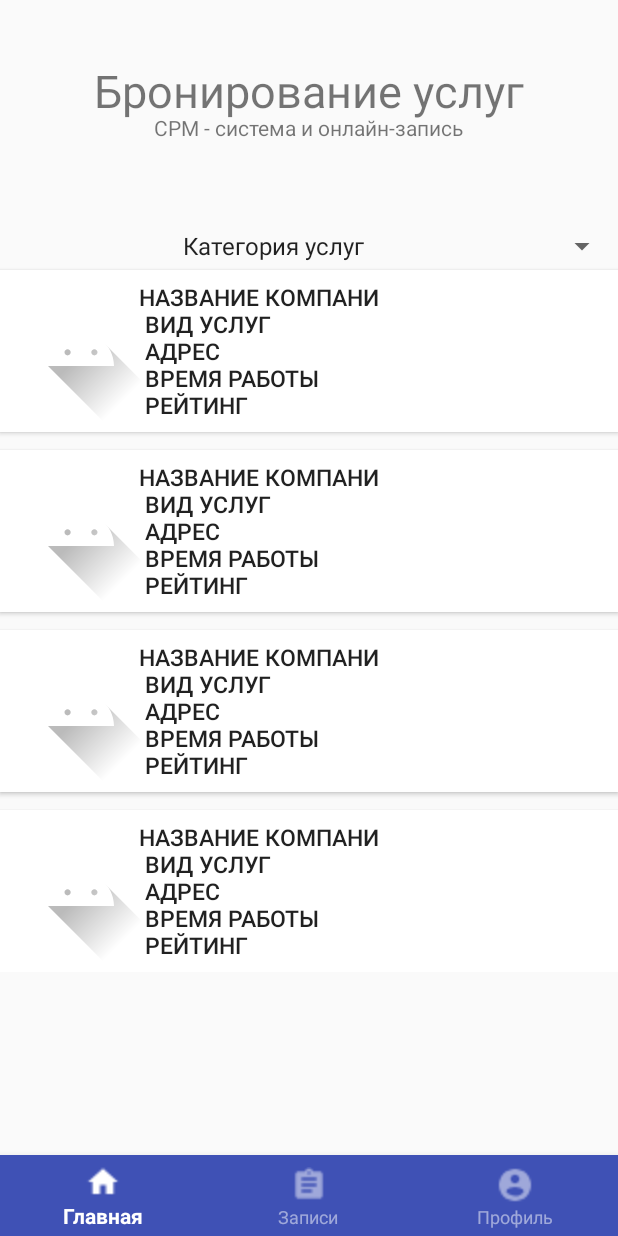
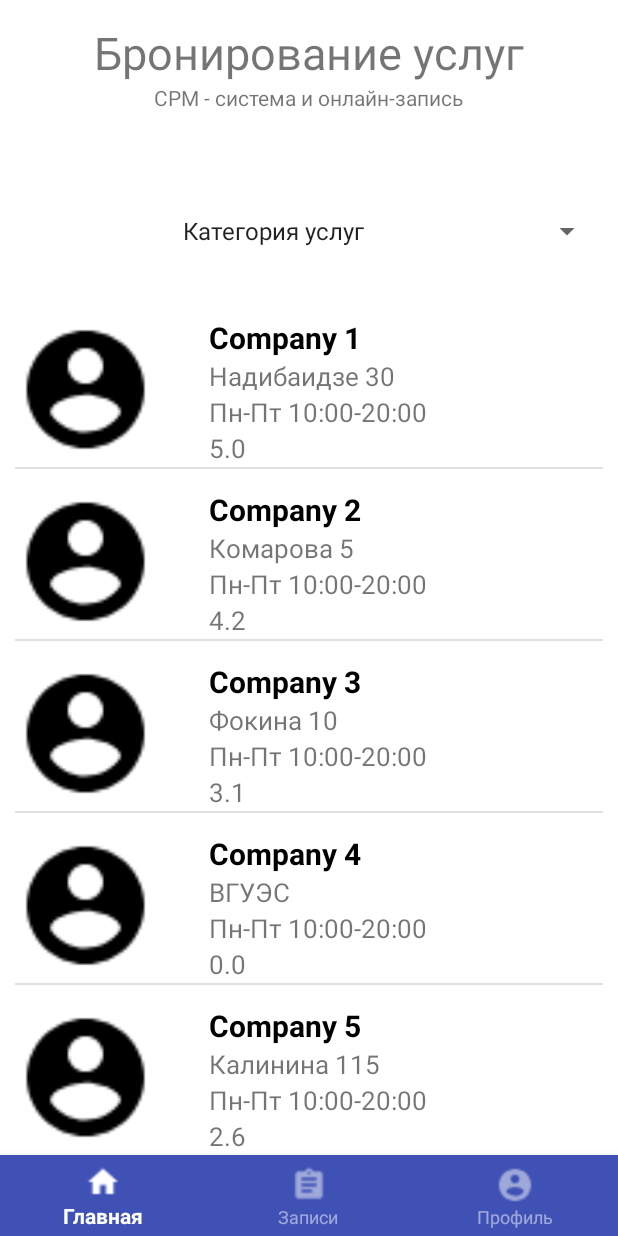
Before and after one commit to darkice-dev/ClientServise, an Android app: the screen it shows after launch (MainActivity), on a phone screen of 412 x 824 dp. Run offline under Robolectric (Android 15) with nearby library versions, the phone set to English and light mode, and no system bars.

Commit message:
Added a list of buttons in HomeFragment

```diff
--- a/app/src/main/java/com/project/clientservise1/HomeFragment.java
+++ b/app/src/main/java/com/project/clientservise1/HomeFragment.java
@@ -9,7 +9,10 @@ import androidx.fragment.app.Fragment;
 import android.view.LayoutInflater;
 import android.view.View;
 import android.view.ViewGroup;
+import android.widget.Adapter;
 import android.widget.ArrayAdapter;
+import android.widget.LinearLayout;
+import android.widget.ListView;
 import android.widget.Spinner;
 
 
@@ -21,6 +24,7 @@ public class HomeFragment extends Fragment {
 
    private Spinner spinner = null;
    private String[] category = {"Категория услуг", "Сантехник", "Парикмахер", "Мастер маникюра", "Юрист", "Репетитор"};
+    private LinearLayout linearLayout;
 
     public HomeFragment() {
         // Required empty public constructor
@@ -36,8 +40,21 @@ public class HomeFragment extends Fragment {
     public View onCreateView(LayoutInflater inflater, ViewGroup container,
                              Bundle savedInstanceState) {
 
+        String[] nameCompany = {"Company 1","Company 2", "Company 3", "Company 4", "Company 5"};
+        String[] Address = {"Надибаидзе 30","Комарова 5","Фокина 10","ВГУЭС","Калинина 115"};
+        String[] workTime = {"Пн-Пт 10:00-20:00","Пн-Пт 10:00-20:00","Пн-Пт 10:00-20:00",
+                "Пн-Пт 10:00-20:00","Пн-Пт 10:00-20:00"};
+        String[] Rating = {"5.0","4.2","3.1","0.0","2.6"};
+        int[] image = {R.drawable.baseline_account_circle_black_48dp, R.drawable.baseline_account_circle_black_48dp,
+                R.drawable.baseline_account_circle_black_48dp, R.drawable.baseline_account_circle_black_48dp,
+                R.drawable.baseline_account_circle_black_48dp};
+
         View view = inflater.inflate(R.layout.fragment_home, container, false);        //Вот так реализуется спиннер во фрагментах
-        //spinner = view.findViewById( R.id.spinnerCategory );
+
+        ListView listView = view.findViewById(R.id.lv_button);
+        ListButtonAdapter adapter = new ListButtonAdapter(getActivity(), nameCompany, Address,workTime,Rating,image);
+        listView.setAdapter(adapter);
+        Utility.setListViewHeightBasedOnChildren(listView);
         createSpinner(view);
         return view;
     }
--- /dev/null
+++ b/app/src/main/java/com/project/clientservise1/ListButtonAdapter.java
@@ -0,0 +1,61 @@
+package com.project.clientservise1;
+
+import android.content.Context;
+import android.view.LayoutInflater;
+import android.view.View;
+import android.view.ViewGroup;
+import android.widget.ArrayAdapter;
+import android.widget.ImageView;
+import android.widget.TextView;
+
+import androidx.annotation.NonNull;
+import androidx.annotation.Nullable;
+
+public class ListButtonAdapter extends ArrayAdapter<String>{
+
+    Context c;
+    String[] nameCompany;
+    String[] address;
+    String[] workTime;
+    String[] rating;
+    int[] image;
+    LayoutInflater inflater;
+
+    public ListButtonAdapter(@NonNull Context context, String[] nameCompany, String[] address,
+                             String[] workTime, String[] rating, int[] image) {
+        super(context, R.layout.list_button,nameCompany);
+
+        this.c = context;
+        this.nameCompany = nameCompany;
+        this.address = address;
+        this.workTime = workTime;
+        this.rating = rating;
+        this.image = image;
+    }
+
+    @NonNull
+    @Override
+    public View getView(int position, @Nullable View convertView, @NonNull ViewGroup parent) {
+
+        if(convertView == null)
+        {
+            inflater = (LayoutInflater) c.getSystemService(Context.LAYOUT_INFLATER_SERVICE);
+            convertView = inflater.inflate(R.layout.list_button, null);
+        }
+
+        TextView NameCompany = convertView.findViewById(R.id.tv_nameCompany);
+        TextView Address = convertView.findViewById(R.id.tv_address);
+        TextView WorkTime = convertView.findViewById(R.id.tv_workTime);
+        TextView Rating = convertView.findViewById(R.id.tv_rating);
+        ImageView Image = convertView.findViewById(R.id.im_company);
+
+
+        NameCompany.setText(nameCompany[position]);
+        Address.setText(address[position]);
+        WorkTime.setText(workTime[position]);
+        Rating.setText(rating[position]);
+        Image.setImageResource(image[position]);
+
+        return convertView;
+    }
+}
--- a/app/src/main/java/com/project/clientservise1/ProfileFragment.java
+++ b/app/src/main/java/com/project/clientservise1/ProfileFragment.java
@@ -10,6 +10,7 @@ import android.view.LayoutInflater;
 import android.view.View;
 import android.view.ViewGroup;
 import android.widget.Button;
+import android.widget.LinearLayout;
 
 
 /**
--- /dev/null
+++ b/app/src/main/java/com/project/clientservise1/Utility.java
@@ -0,0 +1,27 @@
+package com.project.clientservise1;
+
+import android.view.View;
+import android.view.ViewGroup;
+import android.widget.ListAdapter;
+import android.widget.ListView;
+
+public class Utility {
+    public static void setListViewHeightBasedOnChildren(ListView listView) {
+        ListAdapter listAdapter = listView.getAdapter();
+        if (listAdapter == null) {
+            // pre-condition
+            return;
+        }
+
+        int totalHeight = 0;
+        for (int i = 0; i < listAdapter.getCount(); i++) {
+            View listItem = listAdapter.getView(i, null, listView);
+            listItem.measure(0, 0);
+            totalHeight += listItem.getMeasuredHeight();
+        }
+
+        ViewGroup.LayoutParams params = listView.getLayoutParams();
+        params.height = totalHeight + (listView.getDividerHeight() * (listAdapter.getCount() - 1));
+        listView.setLayoutParams(params);
+    }
+}
--- a/app/src/main/res/layout/fragment_home.xml
+++ b/app/src/main/res/layout/fragment_home.xml
@@ -11,85 +11,64 @@
         android:layout_width="wrap_content"
         android:layout_height="wrap_content">
 
-        <Spinner
-            android:id="@+id/spinnerCategory"
+        <LinearLayout
+            android:id="@+id/layout_name_of_application"
             android:layout_width="match_parent"
-            android:layout_height="48dp"
-            android:textAlignment="center"
-            android:layout_marginTop="140dp"/>
+            android:layout_height="150dp"
+            android:background="#FFFFFF"
+            android:gravity="center"
+            android:orientation="vertical"
+            android:padding="10dp">
 
             <TextView
                 android:id="@+id/tv_name"
                 android:layout_width="wrap_content"
                 android:layout_height="wrap_content"
-            android:layout_centerHorizontal="true"
-            android:layout_marginTop="40dp"
                 android:text="@string/name"
                 android:textSize="30sp"/>
 
             <TextView
                 android:layout_width="wrap_content"
                 android:layout_height="wrap_content"
-            android:text="@string/CRM"
-            android:layout_centerHorizontal="true"
-            android:layout_marginTop="75dp" />
+                android:text="@string/CRM" />
 
-        <Button
-            android:id="@+id/ButtonCompany2"
+        </LinearLayout>
+
+        <LinearLayout
+            android:id="@+id/layout_spinner"
             android:layout_width="match_parent"
-            android:layout_height="wrap_content"
-            android:drawableStart="@drawable/ic_launcher_foreground"
-            android:drawablePadding="-15sp"
-            android:textAlignment="viewStart"
-            android:text="Название компани \n Вид услуг \n Адрес \n Время работы\n Рейтинг"
-            android:textSize="15sp"
-            android:layout_centerHorizontal="true"
-            android:layout_marginTop="180dp"
-            android:background="@android:color/white"
-            />
+            android:layout_height="match_parent"
+            android:background="#FFFFFF"
+            android:gravity="center"
+            android:layout_below="@id/layout_name_of_application"
+            android:orientation="vertical"
+            android:padding="10dp">
 
-        <Button
-            android:id="@+id/ButtonCompany3"
+        <Spinner
+            android:id="@+id/spinnerCategory"
             android:layout_width="match_parent"
-            android:layout_height="wrap_content"
-            android:drawableStart="@drawable/ic_launcher_foreground"
-            android:drawablePadding="-15sp"
-            android:textAlignment="viewStart"
-            android:text="Название компани \n Вид услуг \n Адрес \n Время работы\n Рейтинг"
-            android:textSize="15sp"
-            android:layout_centerHorizontal="true"
-            android:layout_marginTop="300dp"
-            android:background="@android:color/white"
-            />
+            android:layout_height="48dp"
+            android:textAlignment="center" />
 
-        <Button
-            android:id="@+id/ButtonCompany4"
+        </LinearLayout>
+
+        <LinearLayout
+            android:id="@+id/layout_button"
             android:layout_width="match_parent"
-            android:layout_height="wrap_content"
-            android:drawableStart="@drawable/ic_launcher_foreground"
-            android:drawablePadding="-15sp"
-            android:textAlignment="viewStart"
-            android:text="Название компани \n Вид услуг \n Адрес \n Время работы\n Рейтинг"
-            android:textSize="15sp"
-            android:layout_centerHorizontal="true"
-            android:layout_marginTop="420dp"
-            android:background="@android:color/white"
-            />
+            android:layout_height="match_parent"
+            android:layout_below="@id/layout_spinner"
+            android:background="#FFFFFF"
+            android:gravity="center"
+            android:orientation="vertical"
+            android:padding="10dp">
 
-        <Button
-            android:id="@+id/ButtonCompany5"
+            <ListView
+                android:id="@+id/lv_button"
                 android:layout_width="match_parent"
-            android:layout_height="wrap_content"
-            android:drawableStart="@drawable/ic_launcher_foreground"
-            android:drawablePadding="-15sp"
-            android:textAlignment="viewStart"
-            android:text="Название компани \n Вид услуг \n Адрес \n Время работы\n Рейтинг"
-            android:textSize="15sp"
-            android:layout_centerHorizontal="true"
-            android:layout_marginTop="540dp"
-            android:background="@android:color/white"
-            />
+                android:layout_height="369dp"
+                tools:ignore="NestedScrolling" />
 
+        </LinearLayout>
 
     </RelativeLayout>
 
--- /dev/null
+++ b/app/src/main/res/layout/list_button.xml
@@ -0,0 +1,60 @@
+<?xml version="1.0" encoding="utf-8"?>
+<RelativeLayout xmlns:android="http://schemas.android.com/apk/res/android"
+    android:orientation="vertical"
+    android:layout_width="match_parent"
+    android:layout_height="match_parent">
+
+    <ImageView
+        android:id="@+id/im_company"
+        android:layout_width="109dp"
+        android:layout_height="113dp"
+        android:paddingTop="10dp"
+        android:paddingRight="15dp"
+        android:src="@drawable/baseline_account_circle_black_48dp" />
+
+    <TextView
+        android:id="@+id/tv_nameCompany"
+        android:layout_width="wrap_content"
+        android:layout_height="wrap_content"
+        android:layout_marginLeft="20dp"
+        android:layout_marginTop="13dp"
+        android:layout_toRightOf="@id/im_company"
+        android:text="Company 1"
+        android:textColor="@color/Black"
+        android:textSize="20sp"
+        android:textStyle="bold" />
+
+    <TextView
+        android:id="@+id/tv_address"
+        android:layout_width="wrap_content"
+        android:layout_height="wrap_content"
+        android:layout_below="@id/tv_nameCompany"
+        android:text="Адрес"
+        android:textSize="17sp"
+        android:layout_marginLeft="20dp"
+        android:layout_toRightOf="@id/im_company" />
+
+    <TextView
+        android:id="@+id/tv_workTime"
+        android:layout_width="wrap_content"
+        android:layout_height="wrap_content"
+        android:layout_below="@id/tv_address"
+        android:layout_toRightOf="@id/im_company"
+        android:layout_marginLeft="20dp"
+        android:text="Время работы"
+        android:textSize="17sp" />
+
+    <TextView
+        android:id="@+id/tv_rating"
+        android:layout_width="wrap_content"
+        android:layout_height="wrap_content"
+        android:layout_below="@id/tv_workTime"
+        android:layout_toRightOf="@id/im_company"
+        android:layout_marginLeft="20dp"
+        android:text="Рейтинг"
+        android:textSize="17sp" />
+    <ListView
+        android:layout_width="match_parent"
+        android:layout_height="match_parent"/>
+
+</RelativeLayout>
```
Lines whose indentation alone changed are shown as unchanged.
